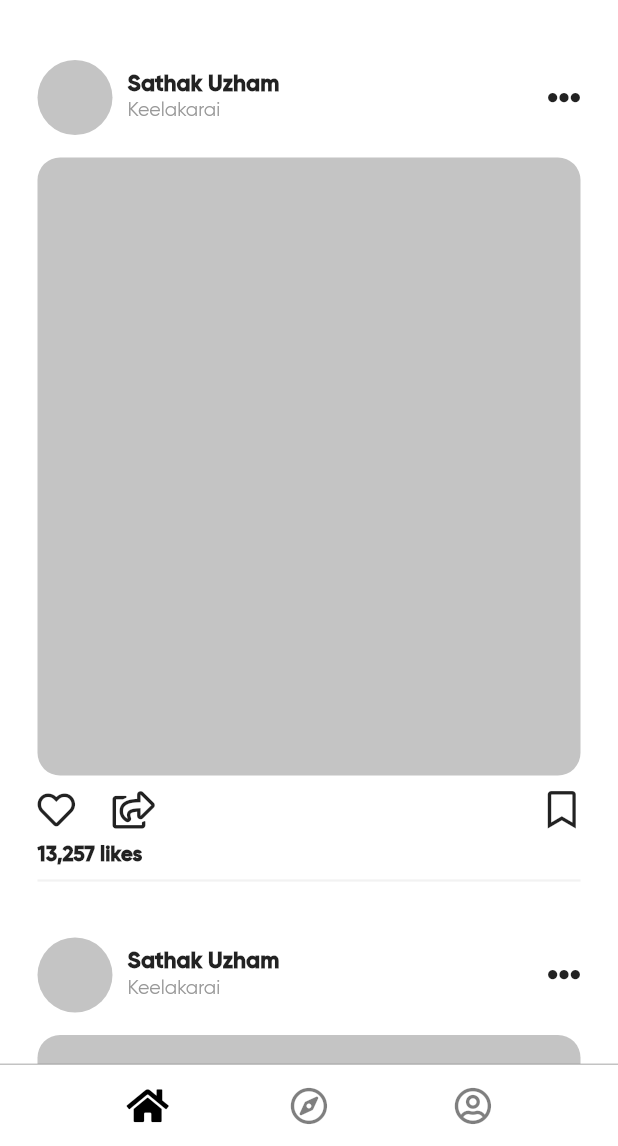
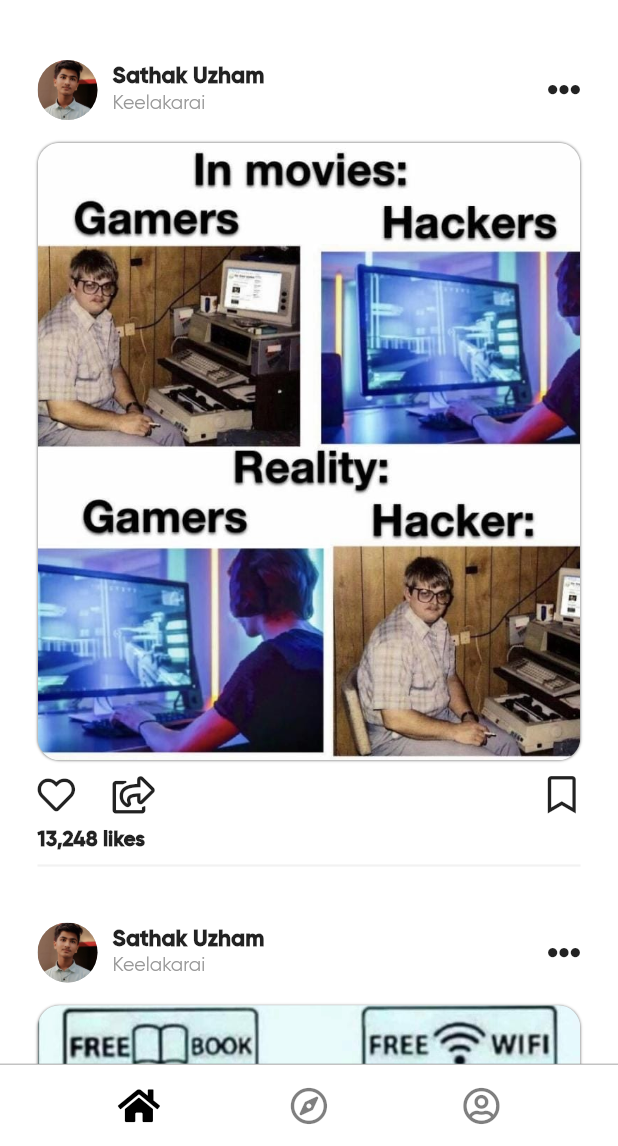
Before and after one commit to sathakhussam/collections, a Flutter app: the screen it shows after launch, on a phone screen of 412 x 824 dp, the part 90-1236 px from its top. Run offline on Flutter 3.47's test engine with Material 2 defaults, Android fonts, the phone set to English and light mode, and no system bars; our stand-ins replace font_awesome_flutter.

Commit message:
Changed the home and refactor some elements and added sample images

```diff
--- a/lib/pages/home.dart
+++ b/lib/pages/home.dart
@@ -19,11 +19,33 @@ class HomePage extends StatelessWidget {
             ),
             Container(
               margin: EdgeInsets.symmetric(horizontal: 25.0, vertical: 15.0),
-              child: Post(),
+              child: Post(
+                name: "Sathak Uzham",
+                imageUrl: 'assets/memes/IMG-20210428-WA0010.jpg',
+                profileUrl: "assets/memes/my-profile.jpg",
+                likes: "13,248",
+                location: "Keelakarai",
+              ),
             ),
             Container(
               margin: EdgeInsets.symmetric(horizontal: 25.0, vertical: 15.0),
-              child: Post(),
+              child: Post(
+                name: "Sathak Uzham",
+                imageUrl: 'assets/memes/IMG-20210428-WA0011.jpg',
+                profileUrl: "assets/memes/my-profile.jpg",
+                likes: "13,248",
+                location: "Keelakarai",
+              ),
+            ),
+            Container(
+              margin: EdgeInsets.symmetric(horizontal: 25.0, vertical: 15.0),
+              child: Post(
+                name: "Sathak Uzham",
+                imageUrl: 'assets/memes/IMG-20210428-WA0012.jpg',
+                profileUrl: "assets/memes/my-profile.jpg",
+                likes: "13,248",
+                location: "Keelakarai",
+              ),
             ),
           ],
         ),
--- a/lib/widgets/custom_bottom_bar.dart
+++ b/lib/widgets/custom_bottom_bar.dart
@@ -5,18 +5,18 @@ import 'package:font_awesome_flutter/font_awesome_flutter.dart';
 class CustomBottomBar extends StatelessWidget {
   @override
   Widget build(BuildContext context) {
-    return Hero(
-      tag: "bottom-bar",
-      child: Container(
+    return Container(
       child: Row(
         children: [
-            GestureDetector(
-              onTap: () {
+          IconButton(
+            onPressed: () {
               if (ModalRoute.of(context).settings.name != "home") {
-                  Navigator.of(context).popAndPushNamed("home");
+                print(Navigator.of(context));
+
+                Navigator.of(context).popUntil((route) => route.isFirst);
               }
             },
-              child: Icon(
+            icon: Icon(
               FontAwesomeIcons.home,
               color: ModalRoute.of(context).settings.name == "home"
                   ? Colors.black.withOpacity(1)
@@ -24,13 +24,16 @@ class CustomBottomBar extends StatelessWidget {
               size: 25.0,
             ),
           ),
-            GestureDetector(
-              onTap: () {
+          IconButton(
+            onPressed: () {
               if (ModalRoute.of(context).settings.name != "discover") {
-                  Navigator.of(context).popAndPushNamed("discover");
+                print(Navigator.of(context));
+
+                Navigator.of(context).pushNamedAndRemoveUntil(
+                    "discover", (route) => route.isFirst);
               }
             },
-              child: Icon(
+            icon: Icon(
               FontAwesomeIcons.compass,
               color: ModalRoute.of(context).settings.name == "discover"
                   ? Colors.black.withOpacity(1)
@@ -38,13 +41,16 @@ class CustomBottomBar extends StatelessWidget {
               size: 25.0,
             ),
           ),
-            GestureDetector(
-              onTap: () {
+          IconButton(
+            onPressed: () {
               if (ModalRoute.of(context).settings.name != "profile") {
-                  Navigator.of(context).popAndPushNamed("profile");
+                print(Navigator.of(context));
+
+                Navigator.of(context).pushNamedAndRemoveUntil(
+                    "profile", (route) => route.isFirst);
               }
             },
-              child: Icon(
+            icon: Icon(
               FontAwesomeIcons.userCircle,
               color: ModalRoute.of(context).settings.name == "profile"
                   ? Colors.black.withOpacity(1)
@@ -60,7 +66,6 @@ class CustomBottomBar extends StatelessWidget {
           border: Border(
               top: BorderSide(color: Color(0xff888888).withOpacity(0.5)))),
       height: 55.0,
-      ),
     );
   }
 }
--- a/lib/widgets/post.dart
+++ b/lib/widgets/post.dart
@@ -2,6 +2,14 @@ import 'package:flutter/material.dart';
 import 'package:font_awesome_flutter/font_awesome_flutter.dart';
 
 class Post extends StatelessWidget {
+  var name;
+  var location;
+  var imageUrl;
+  var profileUrl;
+  var likes;
+
+  Post({this.name, this.location, this.imageUrl, this.likes, this.profileUrl});
+
   @override
   Widget build(BuildContext context) {
     return Container(
@@ -13,29 +21,14 @@ class Post extends StatelessWidget {
             children: [
               Row(
                 children: [
-                  CircleAvatar(
-                    backgroundColor: Color(0xffc4c4c4),
-                    radius: 25.0,
-                  ),
+                  buildPostProfile(profileUrl),
                   SizedBox(width: 10.0),
                   Column(
                     crossAxisAlignment: CrossAxisAlignment.start,
                     mainAxisAlignment: MainAxisAlignment.center,
                     children: [
-                      Text(
-                        'Sathak Uzham',
-                        style: TextStyle(
-                            fontFamily: "Gilroy-Bold",
-                            fontWeight: FontWeight.w800,
-                            fontSize: 15.0),
-                      ),
-                      Text(
-                        'Keelakarai',
-                        style: TextStyle(
-                            color: Color(0xff989898),
-                            fontFamily: "Gilroy",
-                            fontSize: 13.0),
-                      )
+                      buildPostUserName(name),
+                      buildPostUserLocation(location),
                     ],
                   )
                 ],
@@ -49,14 +42,7 @@ class Post extends StatelessWidget {
           SizedBox(
             height: 15.0,
           ),
-          Container(
-            height: MediaQuery.of(context).size.width,
-            width: MediaQuery.of(context).size.width,
-            decoration: BoxDecoration(
-              borderRadius: BorderRadius.circular(15.0),
-              color: Color(0xffc4c4c4),
-            ),
-          ),
+          buildPostImage(context, imageUrl),
           SizedBox(height: 10.0),
           Row(
             mainAxisAlignment: MainAxisAlignment.spaceBetween,
@@ -73,13 +59,7 @@ class Post extends StatelessWidget {
             ],
           ),
           SizedBox(height: 10.0),
-          Text(
-            '13,257 likes',
-            style: TextStyle(
-                fontFamily: "Gilroy-Bold",
-                fontWeight: FontWeight.w800,
-                fontSize: 14.0),
-          ),
+          buildPostLikesText(likes),
           Divider(
             color: Color(0xffF2F2F2),
             thickness: 1.5,
@@ -88,4 +68,66 @@ class Post extends StatelessWidget {
       ),
     );
   }
+
+  CircleAvatar buildPostProfile(profileUrl) {
+    return CircleAvatar(
+      backgroundColor: Color(0xffc4c4c4),
+      backgroundImage: AssetImage(profileUrl),
+      radius: 20.0,
+    );
+  }
+
+  Text buildPostLikesText(likes) {
+    return Text(
+      '${likes} likes',
+      style: TextStyle(
+          fontFamily: "Gilroy-Bold",
+          fontWeight: FontWeight.w800,
+          fontSize: 14.0),
+    );
+  }
+
+  Container buildPostImage(BuildContext context, imageUrl) {
+    return Container(
+      height: MediaQuery.of(context).size.width,
+      width: MediaQuery.of(context).size.width,
+      decoration: BoxDecoration(
+        border:
+            Border.all(color: Color(0xff333333).withOpacity(.01), width: 0.1),
+        boxShadow: [
+          BoxShadow(
+            color: Colors.grey,
+            blurRadius: 0.5,
+          )
+        ],
+        borderRadius: BorderRadius.circular(15.0),
+        color: Color(0xffc4c4c4),
+      ),
+      child: ClipRRect(
+        borderRadius: BorderRadius.circular(15.0),
+        child: Image(
+          image: AssetImage(imageUrl),
+          fit: BoxFit.cover,
+        ),
+      ),
+    );
+  }
+
+  Text buildPostUserLocation(location) {
+    return Text(
+      location,
+      style: TextStyle(
+          color: Color(0xff989898), fontFamily: "Gilroy", fontSize: 13.0),
+    );
+  }
+
+  Text buildPostUserName(name) {
+    return Text(
+      name,
+      style: TextStyle(
+          fontFamily: "Gilroy-Bold",
+          fontWeight: FontWeight.w800,
+          fontSize: 15.0),
+    );
+  }
 }
--- a/pubspec.yaml
+++ b/pubspec.yaml
@@ -47,7 +47,7 @@ flutter:
 
   # To add assets to your application, add an assets section, like this:
   assets:
-    - assets/
+    - assets/memes/
   #   - images/a_dot_ham.jpeg
 
   # An image asset can refer to one or more resolution-specific "variants", see
```
Also changed, not shown: assets/memes/IMG-20210428-WA0010.jpg (added), assets/memes/IMG-20210428-WA0011.jpg (added), assets/memes/IMG-20210428-WA0012.jpg (added), assets/memes/IMG-20210428-WA0013.jpg (added), assets/memes/IMG-20210428-WA0014.jpg (added), assets/memes/my-profile.jpg (added). Lines whose indentation alone changed are shown as unchanged.
